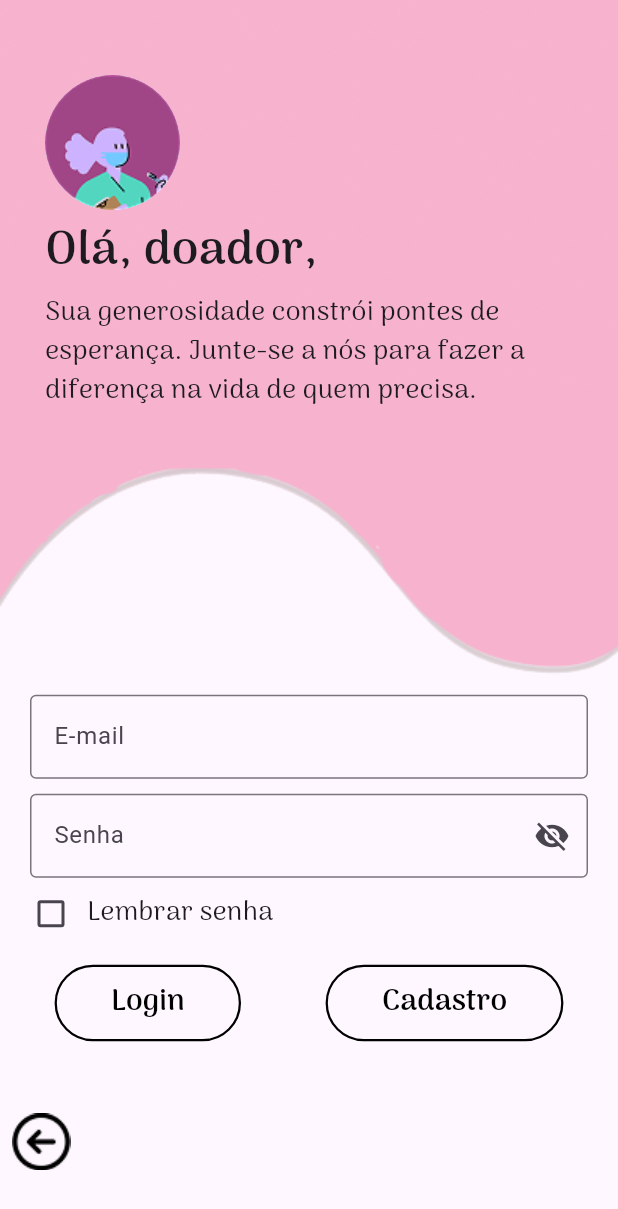
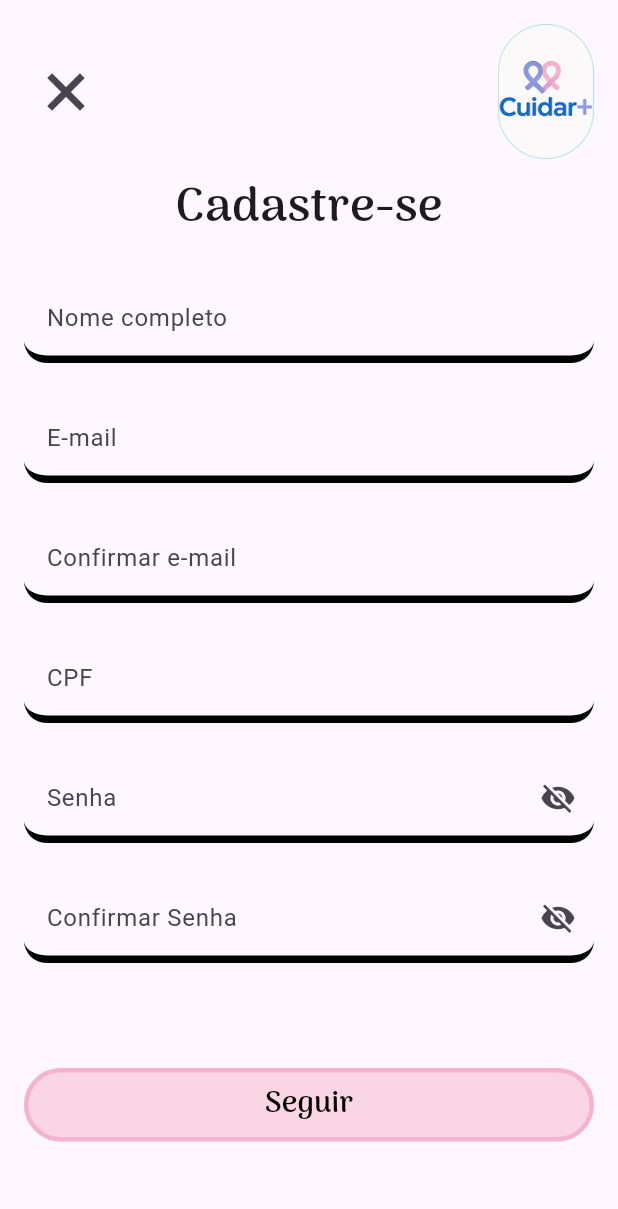
Before and after one commit to williamsaborido/cuidar_plus, a Flutter app: the DonatorLoginView screen opened by its route, after a tap on "Cadastro", on a phone screen of 412 x 824 dp. Shown: the top 1209 px of the screen. Run offline on Flutter 3.47's test engine with Material 3 defaults, Android fonts, the light colour scheme and no system bars.

Commit message:
Tela de cadastro de doador, componentes

```diff
--- /dev/null
+++ b/3.35.6/lib/components/app_button/app_button_component.dart
@@ -0,0 +1,27 @@
+import 'package:dener/util/app_text_styles.dart';
+import 'package:flutter/material.dart';
+
+class AppButtonComponent extends StatelessWidget {
+  final String text;
+  final VoidCallback? onPressed;
+
+  const AppButtonComponent({required this.text, this.onPressed, super.key});
+
+  @override
+  Widget build(BuildContext context) {
+    final textStyles = AppTextStyles.of(context);
+    return Container(
+      decoration: BoxDecoration(
+        border: BoxBorder.all(color: Colors.black, width: 1.5),
+        borderRadius: BorderRadius.circular(30),
+      ),
+      child: TextButton(
+        onPressed: onPressed,
+        child: Padding(
+          padding: const EdgeInsets.symmetric(horizontal: 24),
+          child: Text(text, style: textStyles.buttonBlack),
+        ),
+      ),
+    );
+  }
+}
--- a/3.35.6/lib/components/checkbox/checkbox_component.dart
+++ b/3.35.6/lib/components/app_checkbox/app_checkbox_component.dart
@@ -1,15 +1,15 @@
-import 'package:dener/util/fonts.dart';
+import 'package:dener/util/app_text_styles.dart';
 import 'package:flutter/material.dart';
 
-class CheckboxComponent extends StatelessWidget {
+class AppCheckboxComponent extends StatelessWidget {
   final _value = ValueNotifier<bool>(false);
-
   final String text;
 
-  CheckboxComponent({required this.text, super.key});
+  AppCheckboxComponent({required this.text, super.key});
 
   @override
   Widget build(BuildContext context) {
+    final textStyles = AppTextStyles.of(context);
     return Row(
       children: [
         ListenableBuilder(
@@ -23,7 +23,7 @@ class CheckboxComponent extends StatelessWidget {
             );
           }
         ),
-        Text(text, style: Fonts.regularBlack),
+        Text(text, style: textStyles.regularBlack),
       ],
     );
   }
--- /dev/null
+++ b/3.35.6/lib/components/app_form_button/app_form_button.component.dart
@@ -0,0 +1,30 @@
+import 'package:dener/util/app_text_styles.dart';
+import 'package:flutter/material.dart';
+
+class AppFormButtonComponent extends StatelessWidget {
+  final String labelText;
+  final VoidCallback? onTap;
+
+  const AppFormButtonComponent({
+    required this.labelText,
+    this.onTap,
+    super.key,
+  });
+
+  @override
+  Widget build(BuildContext context) {
+    return SizedBox(
+      width: double.infinity,
+      child: ElevatedButton(
+        onPressed: onTap,
+        style: ElevatedButton.styleFrom(
+          backgroundColor: Color(0XFFFAD5E3),
+          elevation: 0,
+          padding: EdgeInsets.symmetric(vertical: 10),
+          side: BorderSide(color: Color(0xFFF6B3CF), width: 3),
+        ),
+        child: Text(labelText, style: AppTextStyles.of(context).buttonBlack),
+      ),
+    );
+  }
+}
--- /dev/null
+++ b/3.35.6/lib/components/app_header/app_header_component.dart
@@ -0,0 +1,38 @@
+import 'package:dener/util/app_text_styles.dart';
+import 'package:dener/util/assets.dart';
+import 'package:flutter/material.dart';
+
+class AppHeaderComponent extends StatelessWidget {
+  final VoidCallback? action;
+  final bool close;
+
+  const AppHeaderComponent({this.action, this.close = false, super.key});
+
+  @override
+  Widget build(BuildContext context) {
+    final textStyles = AppTextStyles.of(context);
+    return Column(
+      mainAxisSize: MainAxisSize.min,
+      spacing: 10,
+      children: [
+        Row(
+          mainAxisAlignment: MainAxisAlignment.spaceBetween,
+          crossAxisAlignment: CrossAxisAlignment.center,
+          children: [
+            IconButton(
+              onPressed: action,
+              icon: Icon(
+                close ? Icons.close : Icons.arrow_back,
+                size: 40,
+                fontWeight: FontWeight.w900,
+              ),
+            ),
+
+            Image.asset(Assets.companyLogo, height: 90),
+          ],
+        ),
+        Text('Cadastre-se', style: textStyles.titleBlack),
+      ],
+    );
+  }
+}
--- a/3.35.6/lib/components/profile_button/profile_button_component.dart
+++ b/3.35.6/lib/components/app_profile_button/app_profile_button_component.dart
@@ -1,11 +1,13 @@
-import 'package:dener/util/fonts.dart';
+import 'package:dener/util/app_text_styles.dart';
+import 'package:dener/util/base_state.dart';
 import 'package:flutter/material.dart';
 
-class ProfileButtonComponent extends StatefulWidget {
+class AppProfileButtonComponent extends StatefulWidget {
   final String title;
   final String assetImage;
   final VoidCallback? onTap;
-  const ProfileButtonComponent({
+
+  const AppProfileButtonComponent({
     required this.title,
     required this.assetImage,
     this.onTap,
@@ -13,11 +15,12 @@ class ProfileButtonComponent extends StatefulWidget {
   });
 
   @override
-  State<ProfileButtonComponent> createState() => _ProfileButtonComponentState();
+  State<AppProfileButtonComponent> createState() => _ProfileButtonComponentState();
 }
 
-class _ProfileButtonComponentState extends State<ProfileButtonComponent> {
-  var activeColor = Color(0x00FFFFFF);
+class _ProfileButtonComponentState extends BaseState<AppProfileButtonComponent> {
+
+var activeColor = Color(0x00FFFFFF);
 
   void _onEnter(PointerEvent details) {
     setState(() {
@@ -45,11 +48,12 @@ class _ProfileButtonComponentState extends State<ProfileButtonComponent> {
 
   @override
   Widget build(BuildContext context) {
+    final textStyles = AppTextStyles.of(context);
     return Column(
       spacing: 10,
       mainAxisSize: MainAxisSize.min,
       children: [
-        Text(widget.title, style: Fonts.titleGrey),
+        Text(widget.title, style: textStyles.titleGrey),
         MouseRegion(
           onEnter: _onEnter,
           onExit: _onExit,
--- /dev/null
+++ b/3.35.6/lib/components/app_text_field/app_text_field_component.dart
@@ -0,0 +1,41 @@
+import 'package:flutter/material.dart';
+
+class AppTextFieldComponent extends StatelessWidget {
+  final String? labelText;
+  final bool masked;
+  final _visible = ValueNotifier<bool>(false);
+
+  final _border = UnderlineInputBorder(
+    borderRadius: BorderRadius.circular(15),
+    borderSide: BorderSide(color: Color(0xFF000000), width: 5),
+  );
+
+  AppTextFieldComponent({this.labelText, this.masked = false, super.key});
+
+  @override
+  Widget build(BuildContext context) {
+    return ListenableBuilder(
+      listenable: _visible,
+      builder: (context, _) {
+        return TextFormField(
+          obscureText: masked && !_visible.value,
+          keyboardType: TextInputType.text,
+          decoration: InputDecoration(
+            contentPadding: EdgeInsets.symmetric(horizontal: 15, vertical: 10),
+            floatingLabelBehavior: FloatingLabelBehavior.never,
+            labelText: labelText,
+            border: _border,
+            focusedBorder: _border,
+            enabledBorder: _border,
+            suffixIcon: masked
+            ? GestureDetector(
+              onTap: () => _visible.value = !_visible.value,
+              child: Icon(_visible.value ? Icons.visibility : Icons.visibility_off),
+            )
+            : null,
+          ),
+        );
+      }
+    );
+  }
+}
--- a/3.35.6/lib/components/button/button_component.dart
+++ /dev/null
@@ -1,25 +0,0 @@
-import 'package:dener/util/fonts.dart';
-import 'package:flutter/material.dart';
-
-class ButtonComponent extends StatelessWidget {
-
-  final String text;
-  final VoidCallback? onPressed;
-
-  const ButtonComponent({ required this.text, this.onPressed, super.key });
-
-   @override
-   Widget build(BuildContext context) {
-       return Container(
-        //padding: EdgeInsets.symmetric(vertical: 8, horizontal: 24),
-        decoration: BoxDecoration(
-          border: BoxBorder.all(color: Colors.black, width: 1.5),
-          borderRadius: BorderRadius.circular(30),
-        ),
-        child: TextButton(onPressed: onPressed, child: Padding(
-          padding: const EdgeInsets.symmetric(horizontal: 24),
-          child: Text(text, style: Fonts.buttonBlack),
-        )),
-       );
-  }
-}
--- a/3.35.6/lib/components/masked_text_field/masked_text_field_component.dart
+++ /dev/null
@@ -1,31 +0,0 @@
-import 'package:flutter/material.dart';
-
-class MaskedTextFieldComponent extends StatelessWidget {
-  MaskedTextFieldComponent({this.labelText, super.key});
-
-  final String? labelText;
-  final _visible = ValueNotifier(false);
-
-  @override
-  Widget build(BuildContext context) {
-    return ValueListenableBuilder(
-      valueListenable: _visible,
-      builder: (context, value, child) {
-        return TextFormField(
-          keyboardType: TextInputType.text,
-          obscureText: !_visible.value,
-          decoration: InputDecoration(
-            labelText: labelText,
-            border: OutlineInputBorder(),
-            suffixIcon: GestureDetector(
-              onTap: () => _visible.value = !_visible.value,
-              child: Icon(
-                _visible.value ? Icons.visibility : Icons.visibility_off,
-              ),
-            ),
-          ),
-        );
-      },
-    );
-  }
-}
--- a/3.35.6/lib/components/text_field/text_field_component.dart
+++ b/3.35.6/lib/components/text_field/text_field_component.dart
@@ -1,44 +1,35 @@
 import 'package:flutter/material.dart';
 
-class TextFieldComponent extends StatefulWidget {
-  const TextFieldComponent({this.labelText, this.onChanged, super.key});
+class TextFieldComponent extends StatelessWidget {
+  final String? labelText;
+  final bool masked;
 
-  final String? labelText;
-  final void Function(String)? onChanged;
+  final _visible = ValueNotifier<bool>(false);
 
-  @override
-  State<TextFieldComponent> createState() => _TextFieldComponentState();
-}
-
-class _TextFieldComponentState extends State<TextFieldComponent> {
-
-  final controller = TextEditingController();
-
-  @override
-  void initState() {
-    super.initState();
-    controller.addListener(() {
-      if (widget.onChanged != null) {
-        widget.onChanged!(controller.text);
-      }
-    });
-  }
-
-  @override
-  void dispose() {
-    controller.dispose();
-    super.dispose();
-  }
+  TextFieldComponent({this.labelText, this.masked = false, super.key});
 
   @override
   Widget build(BuildContext context) {
-    return TextFormField(
-      controller: controller,
-      keyboardType: TextInputType.text,
-      decoration: InputDecoration(
-        labelText: widget.labelText,
-        border: OutlineInputBorder(),
-      ),
+    return ListenableBuilder(
+      listenable: _visible,
+      builder: (context, _) {
+        return TextFormField(
+          obscureText: masked && !_visible.value,
+          keyboardType: TextInputType.text,
+          decoration: InputDecoration(
+            labelText: labelText,
+            border: OutlineInputBorder(),
+            suffixIcon: masked
+                ? GestureDetector(
+                    onTap: () => _visible.value = !_visible.value,
+                    child: Icon(
+                      _visible.value ? Icons.visibility : Icons.visibility_off,
+                    ),
+                  )
+                : null,
+          ),
+        );
+      },
     );
   }
 }
--- a/3.35.6/lib/main.dart
+++ b/3.35.6/lib/main.dart
@@ -1,5 +1,7 @@
+import 'package:dener/util/app_text_styles.dart';
 import 'package:dener/util/navigator_key.dart';
 import 'package:dener/views/donator/login/donator_login_view.dart';
+import 'package:dener/views/donator/signin/form/donator_signin_form.dart';
 import 'package:dener/views/welcome/welcome_view.dart';
 import 'package:dener/views/splash/splash_view.dart';
 import 'package:flutter/material.dart';
@@ -18,7 +20,8 @@ class App extends StatelessWidget{
 
   @override
   Widget build(BuildContext context) {
-    return MaterialApp(
+    return AppTextStyles(
+      child: MaterialApp(
         title: 'Flutter Demo',
         theme: ThemeData(
           primarySwatch: Colors.blue,
@@ -28,8 +31,10 @@ class App extends StatelessWidget{
           '/': (context) => const SplashView(),
           '/login': (context) => const LoginView(),
           '/donator/login': (context) => const DonatorLoginView(),
+          '/donator/signin/form': (context) => const DonatorSigninForm(),
         },
         navigatorKey: navigatorKey,
+      ),
     );
   }
 }
--- /dev/null
+++ b/3.35.6/lib/util/app_text_styles.dart
@@ -0,0 +1,51 @@
+import 'package:flutter/material.dart';
+
+class AppTextStyles extends InheritedWidget {
+
+  AppTextStyles({required super.child, super.key});
+
+  @override
+  bool updateShouldNotify(covariant InheritedWidget oldWidget) {
+    return false;
+  }
+
+  static AppTextStyles? maybeOf(BuildContext context) {
+    return context.dependOnInheritedWidgetOfExactType<AppTextStyles>()!;
+  }
+
+  static AppTextStyles of(BuildContext context) {
+    final AppTextStyles? result = maybeOf(context);
+    assert(result != null, 'No AppTextStyles found in context');
+    return result!;
+  }
+
+  final TextStyle titleBlack = TextStyle(
+    fontSize: 32,
+    fontWeight: FontWeight.bold,
+    fontFamily: 'Arima Madurai',
+  );
+
+  final TextStyle titleGrey = TextStyle(
+    fontSize: 24,
+    fontFamily: 'Arima Madurai',
+    color: Colors.grey[700],
+  );
+
+  final TextStyle regularBlack = TextStyle(
+    fontSize: 18,
+    fontFamily: 'Arima Madurai',
+  );
+
+  final TextStyle regularGrey = TextStyle(
+    fontSize: 18,
+    fontFamily: 'Arima Madurai',
+    color: Colors.grey[700],
+  );
+
+  final TextStyle buttonBlack = TextStyle(
+    fontSize: 20,
+    fontWeight: FontWeight.bold,
+    fontFamily: 'Arima Madurai',
+    color: Colors.black,
+  );
+}
--- a/3.35.6/lib/util/fonts.dart
+++ /dev/null
@@ -1,33 +0,0 @@
-import 'package:flutter/material.dart';
-
-class Fonts {
-  static TextStyle titleBlack = TextStyle(
-    fontSize: 32,
-    fontWeight: FontWeight.bold,
-    fontFamily: 'Arima Madurai',
-  );
-
-  static TextStyle titleGrey = TextStyle(
-    fontSize: 24,
-    fontFamily: 'Arima Madurai',
-    color: Colors.grey[700],
-  );
-
-  static TextStyle regularBlack = TextStyle(
-    fontSize: 18,
-    fontFamily: 'Arima Madurai',
-  );
-
-  static TextStyle regularGrey = TextStyle(
-    fontSize: 18,
-    fontFamily: 'Arima Madurai',
-    color: Colors.grey[700],
-  );
-
-  static TextStyle buttonBlack = TextStyle(
-    fontSize: 20,
-    fontWeight: FontWeight.bold,
-    fontFamily: 'Arima Madurai',
-    color: Colors.black,
-  );
-}
--- a/3.35.6/lib/views/donator/login/donator_login_view.dart
+++ b/3.35.6/lib/views/donator/login/donator_login_view.dart
@@ -1,10 +1,9 @@
-import 'package:dener/components/button/button_component.dart';
-import 'package:dener/components/checkbox/checkbox_component.dart';
-import 'package:dener/components/masked_text_field/masked_text_field_component.dart';
+import 'package:dener/components/app_button/app_button_component.dart';
+import 'package:dener/components/app_checkbox/app_checkbox_component.dart';
 import 'package:dener/components/text_field/text_field_component.dart';
 import 'package:dener/util/assets.dart';
 import 'package:dener/util/base_state.dart';
-import 'package:dener/util/fonts.dart';
+import 'package:dener/util/app_text_styles.dart';
 import 'package:flutter/material.dart';
 
 class DonatorLoginView extends StatefulWidget {
@@ -17,6 +16,7 @@ class DonatorLoginView extends StatefulWidget {
 class _DonatorLoginViewState extends BaseState<DonatorLoginView> {
   @override
   Widget build(BuildContext context) {
+    final textStyles = AppTextStyles.of(context);
     return Scaffold(
       body: SingleChildScrollView(
         child: Column(
@@ -43,10 +43,10 @@ class _DonatorLoginViewState extends BaseState<DonatorLoginView> {
                     radius: 45,
                     backgroundImage: AssetImage(Assets.avatarDonator),
                   ),
-                  Text('Olá, doador,', style: Fonts.titleBlack),
+                  Text('Olá, doador,', style: textStyles.titleBlack),
                   Text(
                     'Sua generosidade constrói pontes de esperança. Junte-se a nós para fazer a diferença na vida de quem precisa.',
-                    style: Fonts.regularBlack,
+                    style: textStyles.regularBlack,
                   ),
                 ],
               ),
@@ -58,19 +58,19 @@ class _DonatorLoginViewState extends BaseState<DonatorLoginView> {
             SizedBox(height: 10),
             Padding(
               padding: const EdgeInsets.symmetric(horizontal: 20),
-              child: MaskedTextFieldComponent(labelText: 'Senha'),
+              child: TextFieldComponent(labelText: 'Senha', masked: true),
             ),
             Padding(
               padding: const EdgeInsets.symmetric(horizontal: 10),
-              child: CheckboxComponent(text: 'Lembrar senha'),
+              child: AppCheckboxComponent(text: 'Lembrar senha'),
             ),
             SizedBox(height: 10),
             Row(
               spacing: 20,
               mainAxisAlignment: MainAxisAlignment.spaceEvenly,
               children: [
-                ButtonComponent(text: 'Login', onPressed: () {},),
-                ButtonComponent(text: 'Cadastro', onPressed: (){},),
+                AppButtonComponent(text: 'Login', onPressed: () {},),
+                AppButtonComponent(text: 'Cadastro', onPressed:() => navigateTo('/donator/signin/form')),
               ],
             ),
             SizedBox(height: 40),
--- /dev/null
+++ b/3.35.6/lib/views/donator/signin/form/donator_signin_form.dart
@@ -0,0 +1,39 @@
+import 'package:dener/components/app_form_button/app_form_button.component.dart';
+import 'package:dener/components/app_header/app_header_component.dart';
+import 'package:dener/components/app_text_field/app_text_field_component.dart';
+import 'package:dener/util/base_state.dart';
+import 'package:flutter/material.dart';
+
+class DonatorSigninForm extends StatefulWidget {
+  const DonatorSigninForm({super.key});
+
+  @override
+  State<DonatorSigninForm> createState() => _DonatorSigninFormState();
+}
+
+class _DonatorSigninFormState extends BaseState<DonatorSigninForm> {
+  @override
+  Widget build(BuildContext context) {
+    return Scaffold(
+      body: SingleChildScrollView(
+        child: Container(
+          padding: const EdgeInsets.all(16),
+          child: Column(
+            spacing: 20,
+            children: [
+              AppHeaderComponent(action: navigateBack, close: true),
+              AppTextFieldComponent(labelText: 'Nome completo'),
+              AppTextFieldComponent(labelText: 'E-mail'),
+              AppTextFieldComponent(labelText: 'Confirmar e-mail'),
+              AppTextFieldComponent(labelText: 'CPF'),
+              AppTextFieldComponent(labelText: 'Senha', masked: true),
+              AppTextFieldComponent(labelText: 'Confirmar Senha', masked: true),
+              SizedBox(height: 30),
+              AppFormButtonComponent(labelText: 'Seguir', onTap: () {}),
+            ],
+          ),
+        ),
+      ),
+    );
+  }
+}
--- a/3.35.6/lib/views/welcome/welcome_view.dart
+++ b/3.35.6/lib/views/welcome/welcome_view.dart
@@ -1,7 +1,7 @@
-import 'package:dener/components/profile_button/profile_button_component.dart';
+import 'package:dener/components/app_profile_button/app_profile_button_component.dart';
 import 'package:dener/util/assets.dart';
 import 'package:dener/util/base_state.dart';
-import 'package:dener/util/fonts.dart';
+import 'package:dener/util/app_text_styles.dart';
 import 'package:flutter/material.dart';
 
 class LoginView extends StatefulWidget {
@@ -12,8 +12,10 @@ class LoginView extends StatefulWidget {
 }
 
 class _LoginViewState extends BaseState<LoginView> {
+
   @override
   Widget build(BuildContext context) {
+    final AppTextStyles textStyles = AppTextStyles.of(context);
     return Scaffold(
       body: SingleChildScrollView(
         child: Column(
@@ -39,13 +41,13 @@ class _LoginViewState extends BaseState<LoginView> {
             ),
             Padding(
               padding: const EdgeInsets.symmetric(horizontal: 20),
-              child: Text('Bem-vindo',style: Fonts.titleBlack),
+              child: Text('Bem-vindo',style: textStyles.titleBlack),
             ),
             Padding(
               padding: const EdgeInsets.symmetric(horizontal: 20),
               child: Text(
                 'Contamos com você para construir uma\nrede de apoio e solidariedade.',
-                style: Fonts.regularGrey,
+                style: textStyles.regularGrey,
               ),
             ),
             SizedBox(height: 40),
@@ -53,14 +55,14 @@ class _LoginViewState extends BaseState<LoginView> {
               spacing: 20,
               mainAxisAlignment: MainAxisAlignment.spaceEvenly,
               children: [
-                ProfileButtonComponent(
+                AppProfileButtonComponent(
                   title: 'Sou Doador',
                   assetImage: Assets.avatarDonator,
                   onTap: () {
                     navigateTo('/donator/login');
                   },
                 ),
-                ProfileButtonComponent(
+                AppProfileButtonComponent(
                   title: 'Sou Receptor',
                   assetImage: Assets.avatarRecipient,
                   onTap: () {
```
Lines whose indentation alone changed are shown as unchanged.
